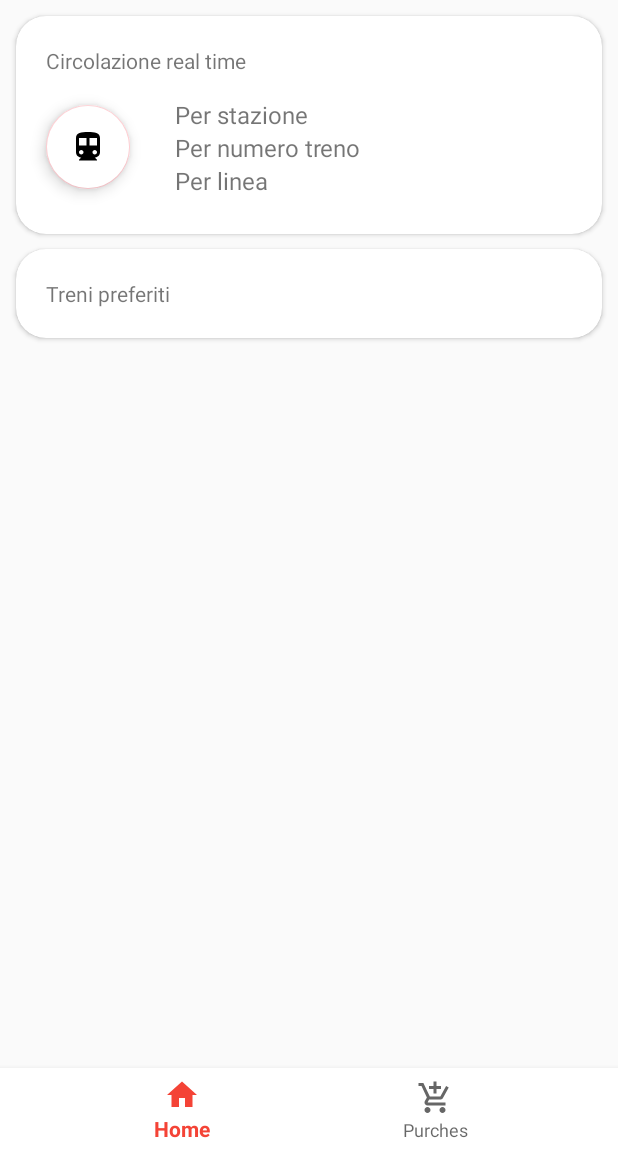
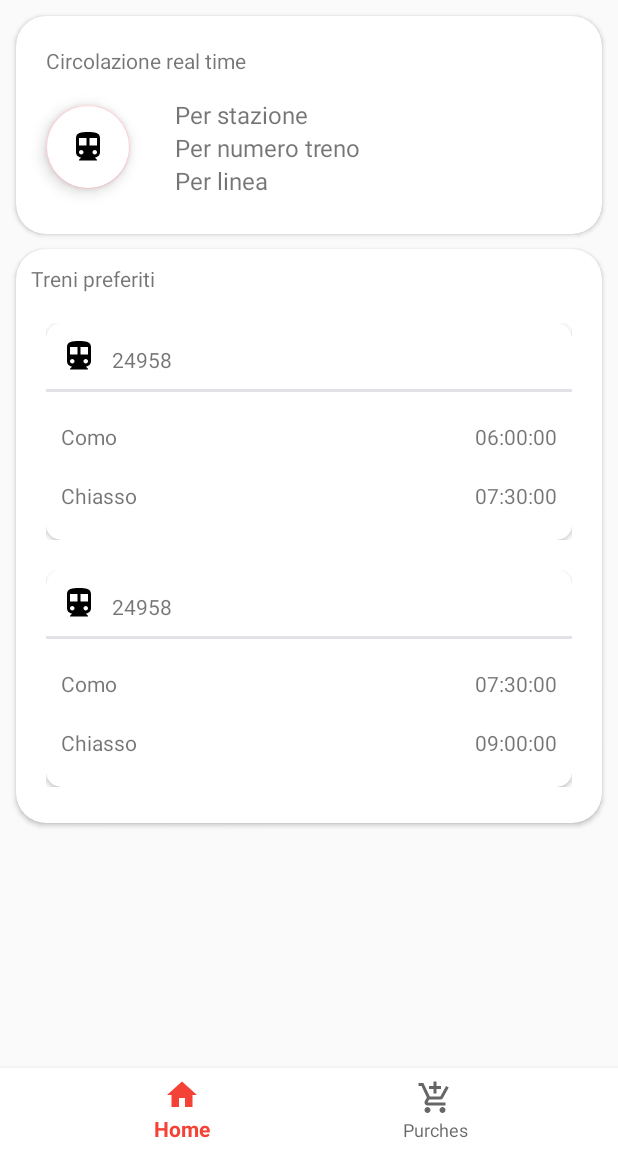
Before and after one commit to Ezzzzz030/Passenger, an Android app: the screen it shows after launch (MainActivity), on a phone screen of 412 x 824 dp, the part 84-1236 px from its top. Run offline under Robolectric (Android 15) with nearby library versions, the phone set to English and light mode, and no system bars.

Commit message:
Aggiunta treni preferiti

```diff
--- a/app/src/main/java/com/example/passenger/CircolazioneRealTimeActivity.java
+++ b/app/src/main/java/com/example/passenger/CircolazioneRealTimeActivity.java
@@ -40,19 +40,25 @@ import com.google.android.material.tabs.TabLayout;
 import java.util.ArrayList;
 
 public class CircolazioneRealTimeActivity extends AppCompatActivity implements TabLayout.OnTabSelectedListener {
-    ActivityCircolazioneRealTimeBinding binding;
+    public CircolazioneRealTimeActivity() {
+
+        super();
+
+        // leggo le stazioni dal finto database
+        stazioni = new ArrayList<>();
+        stazioni.addAll(Utility.getFakeStazioni());
+    }
+    private final ArrayList<Stazione> stazioni;
+    private ActivityCircolazioneRealTimeBinding binding;
+    private SearchView searchView;
 
     public ArrayList<Stazione> getStazioni() {
         return stazioni;
     }
 
-    ArrayList<Stazione> stazioni;
-
     public SearchView getSearchView() {
         return searchView;
     }
-
-    SearchView searchView;
 
     @Override
     protected void onCreate(Bundle savedInstanceState) {
@@ -60,9 +66,6 @@ public class CircolazioneRealTimeActivity extends AppCompatActivity implements T
         EdgeToEdge.enable(this);
         setContentView(R.layout.activity_circolazione_real_time);
         changeColorStatusBar();
-
-        stazioni = new ArrayList<Stazione>();
-        stazioni.addAll(Utility.getFakeStazioni());
 
         binding = ActivityCircolazioneRealTimeBinding.inflate(getLayoutInflater());
         setContentView(binding.getRoot());
@@ -110,8 +113,6 @@ public class CircolazioneRealTimeActivity extends AppCompatActivity implements T
 
                 @Override
                 public boolean onQueryTextChange(String newText) {
-                    // inside on query text change method we are
-                    // calling a method to filter our recycler view.
                     filter(newText);
                     return false;
                 }
@@ -125,7 +126,7 @@ public class CircolazioneRealTimeActivity extends AppCompatActivity implements T
     public void filter(String newText) {
 
         ArrayList<Stazione> unFilteredStazioniList = stazioni;
-        ArrayList<Stazione> filteredStazioniList = new ArrayList<Stazione>();
+        ArrayList<Stazione> filteredStazioniList = new ArrayList<>();
 
         ViewPager viewPager = findViewById(R.id.viewPager_circolazioneRealTime);
 
@@ -163,7 +164,7 @@ public class CircolazioneRealTimeActivity extends AppCompatActivity implements T
     private void changeColorStatusBar()
     {
         Window window = this.getWindow();
-        // finally change the color
+        // cambio il colore della status bar
         window.setStatusBarColor(ContextCompat.getColor(this,R.color.colorPrimaryDark));
 
     }
--- a/app/src/main/java/com/example/passenger/Fragments/Adapter/CircolazioneRealTimeFragmentPagerAdapter.java
+++ b/app/src/main/java/com/example/passenger/Fragments/Adapter/CircolazioneRealTimeFragmentPagerAdapter.java
@@ -8,6 +8,14 @@ import androidx.fragment.app.FragmentPagerAdapter;
 import java.util.ArrayList;
 
 public class CircolazioneRealTimeFragmentPagerAdapter extends FragmentPagerAdapter {
+
+    public ArrayList<Fragment> getFragmentsArrayList() {
+        return fragmentsArrayList;
+    }
+
+    public ArrayList<String> getFragmentTitles() {
+        return fragmentTitles;
+    }
 
     private final ArrayList<Fragment> fragmentsArrayList = new ArrayList<>();
     private final ArrayList<String> fragmentTitles = new ArrayList<>();
--- a/app/src/main/java/com/example/passenger/Fragments/CircolazioneRealTimeStazioneFragment.java
+++ b/app/src/main/java/com/example/passenger/Fragments/CircolazioneRealTimeStazioneFragment.java
@@ -28,16 +28,16 @@ import com.example.passenger.Utility.Utility;
 import java.util.ArrayList;
 
 public class CircolazioneRealTimeStazioneFragment extends Fragment {
+
     private RecyclerView recyclerView_stazioni;
     private SearchView searchView;
     CircolazioneRealTimeActivity activity;
     public CircolazioneRealTimeStazioneFragment() {
-        // Required empty public constructor
+
     }
 
     @Override
-    public View onCreateView(LayoutInflater inflater, ViewGroup container,
-                             Bundle savedInstanceState) {
+    public View onCreateView(LayoutInflater inflater, ViewGroup container, Bundle savedInstanceState) {
 
         View view = inflater.inflate(R.layout.fragment_circolazione_real_time_stazione, container, false);
 
@@ -45,13 +45,20 @@ public class CircolazioneRealTimeStazioneFragment extends Fragment {
 
         activity = (CircolazioneRealTimeActivity) this.getContext();
 
+        if(activity != null)
+        {
+            fillRecyclerView(activity.getStazioni());
+        }
+
+        return view;
+    }
+
+    public void fillRecyclerView(ArrayList<Stazione> stazioni)
+    {
         StazioneRecyclerViewAdapter adapter = new StazioneRecyclerViewAdapter(this.getContext());
         adapter.setStazione(activity.getStazioni());
 
         recyclerView_stazioni.setAdapter(adapter);
         recyclerView_stazioni.setLayoutManager(new LinearLayoutManager(this.getContext()));
-
-        return view;
     }
-
 }
--- a/app/src/main/java/com/example/passenger/Fragments/HomeFragment.java
+++ b/app/src/main/java/com/example/passenger/Fragments/HomeFragment.java
@@ -7,6 +7,9 @@ import android.os.Bundle;
 import androidx.appcompat.widget.Toolbar;
 import androidx.cardview.widget.CardView;
 import androidx.fragment.app.Fragment;
+import androidx.recyclerview.widget.GridLayoutManager;
+import androidx.recyclerview.widget.LinearLayoutManager;
+import androidx.recyclerview.widget.RecyclerView;
 
 import android.view.LayoutInflater;
 import android.view.View;
@@ -15,12 +18,16 @@ import android.view.ViewGroup;
 import com.example.passenger.CircolazioneRealTimeActivity;
 import com.example.passenger.MainActivity;
 import com.example.passenger.R;
+import com.example.passenger.RecycleView.Adapter.StazioneRecyclerViewAdapter;
+import com.example.passenger.RecycleView.Adapter.TrenoPreferitoRecyclerViewAdapter;
+import com.example.passenger.Utility.Utility;
 import com.example.passenger.databinding.ActivityMainBinding;
 import com.example.passenger.databinding.FragmentHomeBinding;
 import com.google.android.material.floatingactionbutton.FloatingActionButton;
 
 public class HomeFragment extends Fragment {
     CardView cardView_circolazioneRealTime;
+    RecyclerView recyclerView_treniPreferiti;
     public HomeFragment() {
         // Required empty public constructor
     }
@@ -34,8 +41,6 @@ public class HomeFragment extends Fragment {
     @Override
     public void onCreate(Bundle savedInstanceState) {
         super.onCreate(savedInstanceState);
-        if (getArguments() != null) {
-        }
     }
 
     @Override
@@ -59,6 +64,13 @@ public class HomeFragment extends Fragment {
                 startActivity(intent);
             }
         });
+
+        recyclerView_treniPreferiti = view.findViewById(R.id.recyclerView_treniPreferiti);
+        TrenoPreferitoRecyclerViewAdapter adapter = new TrenoPreferitoRecyclerViewAdapter(this.getContext());
+        adapter.setTreniPreferiti(Utility.getFakeTreni());
+
+        recyclerView_treniPreferiti.setAdapter(adapter);
+        recyclerView_treniPreferiti.setLayoutManager(new GridLayoutManager(this.getContext(), 2, GridLayoutManager.HORIZONTAL, true));
         return view;
     }
 }
--- a/app/src/main/java/com/example/passenger/Fragments/PurchesFragment.java
+++ b/app/src/main/java/com/example/passenger/Fragments/PurchesFragment.java
@@ -16,34 +16,12 @@ import com.example.passenger.R;
  * create an instance of this fragment.
  */
 public class PurchesFragment extends Fragment {
+    public PurchesFragment() {
 
-    // TODO: Rename parameter arguments, choose names that match
-    // the fragment initialization parameters, e.g. ARG_ITEM_NUMBER
-    private static final String ARG_PARAM1 = "param1";
-    private static final String ARG_PARAM2 = "param2";
-
-    // TODO: Rename and change types of parameters
-    private String mParam1;
-    private String mParam2;
-
-    public PurchesFragment() {
-        // Required empty public constructor
     }
-
-    /**
-     * Use this factory method to create a new instance of
-     * this fragment using the provided parameters.
-     *
-     * @param param1 Parameter 1.
-     * @param param2 Parameter 2.
-     * @return A new instance of fragment PurchesFragment.
-     */
-    // TODO: Rename and change types and number of parameters
     public static PurchesFragment newInstance(String param1, String param2) {
         PurchesFragment fragment = new PurchesFragment();
         Bundle args = new Bundle();
-        args.putString(ARG_PARAM1, param1);
-        args.putString(ARG_PARAM2, param2);
         fragment.setArguments(args);
         return fragment;
     }
@@ -51,16 +29,11 @@ public class PurchesFragment extends Fragment {
     @Override
     public void onCreate(Bundle savedInstanceState) {
         super.onCreate(savedInstanceState);
-        if (getArguments() != null) {
-            mParam1 = getArguments().getString(ARG_PARAM1);
-            mParam2 = getArguments().getString(ARG_PARAM2);
-        }
     }
 
     @Override
     public View onCreateView(LayoutInflater inflater, ViewGroup container,
                              Bundle savedInstanceState) {
-        // Inflate the layout for this fragment
         return inflater.inflate(R.layout.fragment_purches, container, false);
     }
 }
--- /dev/null
+++ b/app/src/main/java/com/example/passenger/RecycleView/Adapter/TrenoPreferitoRecyclerViewAdapter.java
@@ -0,0 +1,70 @@
+package com.example.passenger.RecycleView.Adapter;
+
+import android.content.Context;
+import android.view.LayoutInflater;
+import android.view.View;
+import android.view.ViewGroup;
+import android.widget.TextView;
+
+import androidx.annotation.NonNull;
+import androidx.cardview.widget.CardView;
+import androidx.recyclerview.widget.RecyclerView;
+
+import com.example.passenger.R;
+import com.example.passenger.RecycleView.Models.Treno;
+
+import java.util.ArrayList;
+
+public class TrenoPreferitoRecyclerViewAdapter extends RecyclerView.Adapter<TrenoPreferitoRecyclerViewAdapter.ViewHolder> {
+    public TrenoPreferitoRecyclerViewAdapter(Context context) {
+        this.context = context;
+    }
+    public ArrayList<Treno> getTreniPreferiti() {
+        return treniPreferiti;
+    }
+    private Context context;
+    private ArrayList<Treno> treniPreferiti = new ArrayList<>();
+    @NonNull
+    @Override
+    public TrenoPreferitoRecyclerViewAdapter.ViewHolder onCreateViewHolder(@NonNull ViewGroup parent, int viewType) {
+        View view = LayoutInflater.from(parent.getContext()).inflate(R.layout.treni_preferiti_list, parent, false);
+        return new TrenoPreferitoRecyclerViewAdapter.ViewHolder(view);
+    }
+
+    @Override
+    public void onBindViewHolder(@NonNull TrenoPreferitoRecyclerViewAdapter.ViewHolder holder, int position) {
+        Treno treno = treniPreferiti.get(position);
+        holder.textView_numeroTreno.setText(treno.getNumeroTreno());
+        holder.textView_stazionePartenza.setText(treno.getPartenza());
+        holder.textView_orarioPartenza.setText(treno.getOrarioPartenza().toString());
+        holder.textView_stazioneArrivo.setText(treno.getArrivo());
+        holder.textView_orarioArrivo.setText(treno.getOrarioArrivo().toString());
+    }
+    public void setTreniPreferiti(ArrayList<Treno> treniPreferiti) {
+        this.treniPreferiti = treniPreferiti;
+        notifyDataSetChanged();
+    }
+
+    @Override
+    public int getItemCount() {
+        return treniPreferiti.size();
+    }
+    public class ViewHolder extends RecyclerView.ViewHolder {
+        CardView cardView_treniPreferiti;
+        TextView textView_numeroTreno;
+        TextView textView_stazionePartenza;
+        TextView textView_orarioPartenza;
+        TextView textView_stazioneArrivo;
+        TextView textView_orarioArrivo;
+
+        public ViewHolder(@NonNull View itemView) {
+            super(itemView);
+            cardView_treniPreferiti = itemView.findViewById(R.id.cardView_treniPreferiti);
+            textView_numeroTreno = itemView.findViewById(R.id.textView_numeroTreno);
+            textView_stazionePartenza = itemView.findViewById(R.id.textView_stazionePartenza);
+            textView_orarioPartenza = itemView.findViewById(R.id.textView_orarioPartenza);
+            textView_stazioneArrivo = itemView.findViewById(R.id.textView_stazioneArrivo);
+            textView_orarioArrivo = itemView.findViewById(R.id.textView_orarioArrivo);
+        }
+    }
+}
--- /dev/null
+++ b/app/src/main/java/com/example/passenger/RecycleView/Models/Treno.java
@@ -0,0 +1,57 @@
+package com.example.passenger.RecycleView.Models;
+
+import java.sql.Time;
+
+public class Treno {
+
+    public Treno(String numeroTreno, String partenza, String arrivo, Time orarioPartenza, Time orarioArrivo) {
+        NumeroTreno = numeroTreno;
+        Partenza = partenza;
+        Arrivo = arrivo;
+        OrarioPartenza = orarioPartenza;
+        OrarioArrivo = orarioArrivo;
+    }
+    private String NumeroTreno;
+    private String Partenza;
+    private String Arrivo;
+    private Time OrarioPartenza;
+    private Time OrarioArrivo;
+
+    public String getPartenza() {
+        return Partenza;
+    }
+
+    public void setPartenza(String partenza) {
+        Partenza = partenza;
+    }
+
+    public String getArrivo() {
+        return Arrivo;
+    }
+
+    public void setArrivo(String arrivo) {
+        Arrivo = arrivo;
+    }
+
+    public Time getOrarioPartenza() {
+        return OrarioPartenza;
+    }
+
+    public void setOrarioPartenza(Time orarioPartenza) {
+        OrarioPartenza = orarioPartenza;
+    }
+
+    public Time getOrarioArrivo() {
+        return OrarioArrivo;
+    }
+
+    public void setOrarioArrivo(Time orarioArrivo) {
+        OrarioArrivo = orarioArrivo;
+    }
+    public String getNumeroTreno() {
+        return NumeroTreno;
+    }
+    public void setNumeroTreno(String numeroTreno) {
+        NumeroTreno = numeroTreno;
+    }
+}
--- a/app/src/main/java/com/example/passenger/Utility/Utility.java
+++ b/app/src/main/java/com/example/passenger/Utility/Utility.java
@@ -1,7 +1,9 @@
 package com.example.passenger.Utility;
 
 import com.example.passenger.RecycleView.Models.Stazione;
+import com.example.passenger.RecycleView.Models.Treno;
 
+import java.sql.Time;
 import java.util.ArrayList;
 import java.util.Collection;
 
@@ -17,4 +19,18 @@ public class Utility {
 
         return stazioni;
     }
+
+    public static ArrayList<Treno> getFakeTreni()
+    {
+        ArrayList<Treno> treni = new ArrayList<>();
+        treni.add(new Treno("24958","Como", "Chiasso",  new Time(6, 0, 0), new Time(7, 30, 0)));
+        treni.add(new Treno("24958","Como", "Chiasso",  new Time(7, 30, 0), new Time(9, 0, 0)));
+        treni.add(new Treno("24958","Como", "Chiasso",  new Time(9, 0, 0), new Time(10, 30, 0)));
+        treni.add(new Treno("24958","Como", "Chiasso",  new Time(10, 30, 0), new Time(12, 0, 0)));
+        treni.add(new Treno("24958","Como", "Chiasso",  new Time(6, 0, 0), new Time(7, 30, 0)));
+        treni.add(new Treno("24958","Como", "Chiasso",  new Time(7, 30, 0), new Time(9, 0, 0)));
+        treni.add(new Treno("24958","Como", "Chiasso",  new Time(9, 0, 0), new Time(10, 30, 0)));
+        treni.add(new Treno("24958","Como", "Chiasso",  new Time(10, 30, 0), new Time(12, 0, 0)));
+        return treni;
+    }
 }
--- a/app/src/main/res/layout/fragment_home.xml
+++ b/app/src/main/res/layout/fragment_home.xml
@@ -129,11 +129,26 @@
                             android:id="@+id/textView_treniPreferiti"
                             android:layout_width="wrap_content"
                             android:layout_height="wrap_content"
-                            android:layout_margin="10dp"
                             android:text="Treni preferiti"
-                            app:layout_constraintBottom_toBottomOf="parent"
+                            app:layout_constraintEnd_toEndOf="parent"
+                            app:layout_constraintHorizontal_bias="0.0"
                             app:layout_constraintStart_toStartOf="parent"
                             app:layout_constraintTop_toTopOf="parent" />
+
+                        <androidx.recyclerview.widget.RecyclerView
+                            android:id="@+id/recyclerView_treniPreferiti"
+                            android:layout_width="match_parent"
+                            android:layout_height="wrap_content"
+                            android:layout_marginTop="10dp"
+                            android:scrollbarStyle="outsideInset"
+                            android:scrollbars="horizontal"
+                            app:layout_constraintBottom_toBottomOf="parent"
+                            app:layout_constraintEnd_toEndOf="parent"
+                            app:layout_constraintStart_toStartOf="parent"
+                            app:layout_constraintTop_toBottomOf="@+id/textView_treniPreferiti">
+
+                        </androidx.recyclerview.widget.RecyclerView>
+
                     </androidx.constraintlayout.widget.ConstraintLayout>
                 </androidx.cardview.widget.CardView>
             </androidx.constraintlayout.widget.ConstraintLayout>
--- /dev/null
+++ b/app/src/main/res/layout/treni_preferiti_list.xml
@@ -0,0 +1,93 @@
+<?xml version="1.0" encoding="utf-8"?>
+<androidx.constraintlayout.widget.ConstraintLayout xmlns:android="http://schemas.android.com/apk/res/android"
+    xmlns:app="http://schemas.android.com/apk/res-auto"
+    xmlns:tools="http://schemas.android.com/tools"
+    android:layout_width="match_parent"
+    android:layout_height="wrap_content"
+    app:cardElevation="10dp"
+    android:layout_margin="10dp">
+
+    <androidx.cardview.widget.CardView
+        android:id="@+id/cardView_treniPreferiti"
+        android:layout_width="match_parent"
+        android:layout_height="wrap_content"
+        android:foregroundTint="@color/material_dynamic_neutral70"
+        app:cardCornerRadius="10dp"
+        app:layout_constraintEnd_toEndOf="parent"
+        app:layout_constraintStart_toStartOf="parent"
+        app:layout_constraintTop_toTopOf="parent">
+
+        <LinearLayout
+            android:layout_width="match_parent"
+            android:layout_height="wrap_content"
+            android:orientation="vertical"
+            android:id="@+id/linearLayout_treniPreferiti_1"
+            android:layout_marginVertical="10dp">
+
+            <LinearLayout
+                android:layout_width="match_parent"
+                android:layout_height="wrap_content"
+                android:orientation="horizontal"
+                android:id="@+id/linearLayout_treniPreferiti_2"
+                android:layout_marginHorizontal="10dp">
+
+                <ImageView
+                    android:layout_width="24dp"
+                    android:layout_height="24dp"
+                    android:id="@+id/imageView_tipoTreno"
+                    android:src="@drawable/baseline_directions_transit_24" />
+
+                <TextView
+                    android:layout_width="wrap_content"
+                    android:layout_height="wrap_content"
+                    android:layout_gravity="bottom"
+                    android:layout_marginHorizontal="10dp"
+                    android:id="@+id/textView_numeroTreno"
+                    android:text="Numero Treno" />
+            </LinearLayout>
+
+            <View
+                android:layout_width="match_parent"
+                android:layout_height="2dp"
+                android:layout_marginVertical="10dp"
+                android:background="@color/material_dynamic_neutral90" />
+            <LinearLayout
+                android:layout_width="match_parent"
+                android:layout_height="wrap_content"
+                android:orientation="horizontal"
+                android:id="@+id/linearLayout_treniPreferiti_3"
+                android:layout_margin="10dp">
+                <TextView
+                    android:layout_width="wrap_content"
+                    android:layout_height="wrap_content"
+                    android:id="@+id/textView_stazionePartenza"
+                    android:text="Stazione Partenza" />
+                <TextView
+                    android:layout_width="match_parent"
+                    android:layout_height="wrap_content"
+                    android:id="@+id/textView_orarioPartenza"
+                    android:textAlignment="textEnd"
+                    android:text="Orario Partenza" />
+            </LinearLayout>
+            <LinearLayout
+                android:layout_width="match_parent"
+                android:layout_height="wrap_content"
+                android:orientation="horizontal"
+                android:id="@+id/linearLayout_treniPreferiti_4"
+                android:layout_margin="10dp">
+                <TextView
+                    android:layout_width="wrap_content"
+                    android:layout_height="wrap_content"
+                    android:id="@+id/textView_stazioneArrivo"
+                    android:text="Stazione Arrivo" />
+                <TextView
+                    android:layout_width="match_parent"
+                    android:layout_height="wrap_content"
+                    android:id="@+id/textView_orarioArrivo"
+                    android:textAlignment="textEnd"
+                    android:text="Orario Arrivo" />
+            </LinearLayout>
+        </LinearLayout>
+
+    </androidx.cardview.widget.CardView>
+</androidx.constraintlayout.widget.ConstraintLayout>
```
